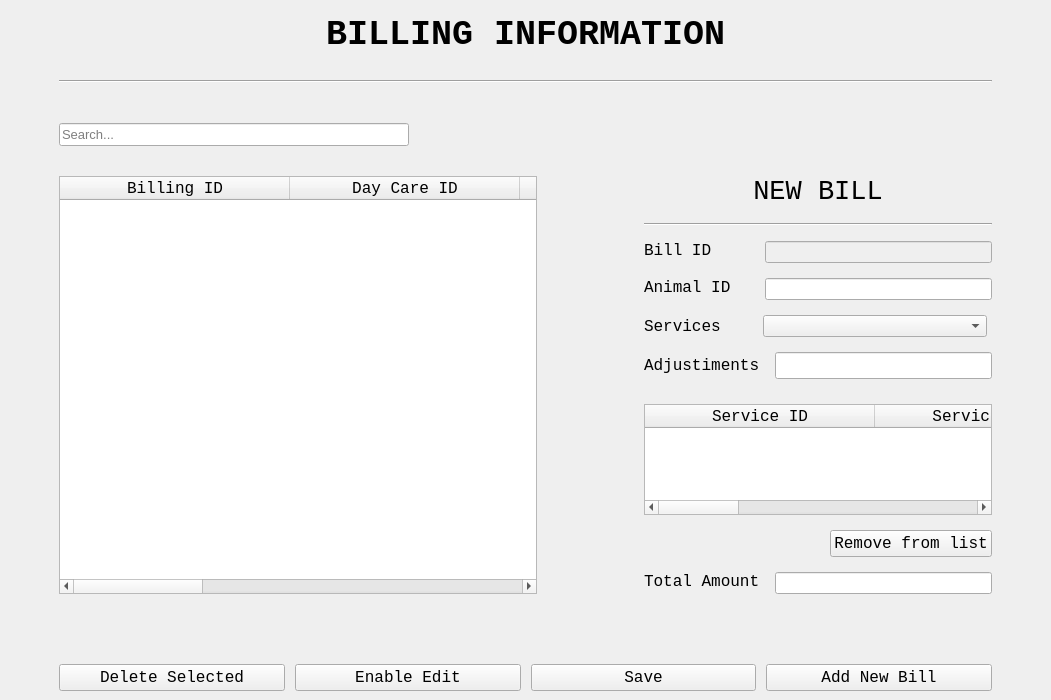
This is BillingUI.ui in ASNaeem/Simple-VCMS as Qt 5 draws it before an edit. The edited form follows.
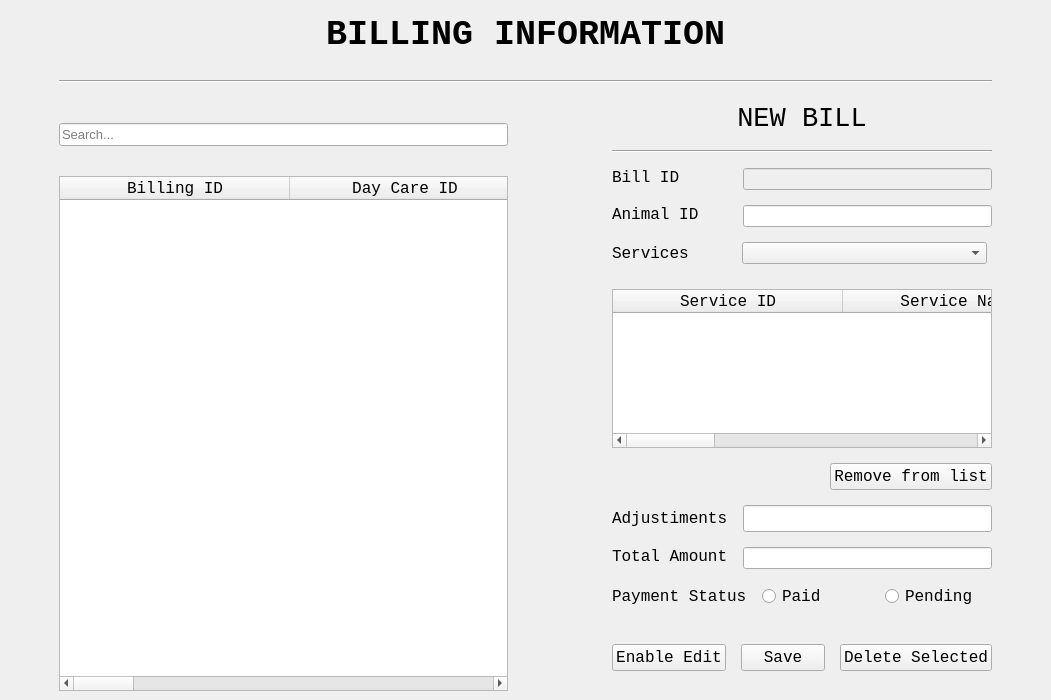
This is the edited form.

```diff
--- a/BillingUI.ui
+++ b/BillingUI.ui
@@ -16,7 +16,7 @@
   <widget class="QWidget" name="centralwidget">
    <layout class="QVBoxLayout" name="verticalLayout_2">
     <item>
-     <layout class="QVBoxLayout" name="verticalLayout_4" stretch="0,0,10,90,0,10">
+     <layout class="QVBoxLayout" name="verticalLayout_4" stretch="0,0,90">
       <property name="spacing">
        <number>20</number>
       </property>
@@ -74,7 +74,11 @@
        </widget>
       </item>
       <item>
-       <layout class="QHBoxLayout" name="horizontalLayout" stretch="30,50">
+       <layout class="QHBoxLayout" name="horizontalLayout_8" stretch="45,10,45">
+        <item>
+         <layout class="QVBoxLayout" name="verticalLayout_3">
+          <item>
+           <layout class="QHBoxLayout" name="horizontalLayout" stretch="0">
         <property name="topMargin">
          <number>20</number>
         </property>
@@ -96,23 +100,8 @@
           </property>
          </widget>
         </item>
-        <item>
-         <spacer name="horizontalSpacer_3">
-          <property name="orientation">
-           <enum>Qt::Horizontal</enum>
-          </property>
-          <property name="sizeHint" stdset="0">
-           <size>
-            <width>40</width>
-            <height>20</height>
-           </size>
-          </property>
-         </spacer>
-        </item>
-       </layout>
-      </item>
-      <item>
-       <layout class="QHBoxLayout" name="horizontalLayout_8" stretch="55,10,40">
+           </layout>
+          </item>
         <item>
          <widget class="QTableWidget" name="table_bill">
           <property name="minimumSize">
@@ -224,6 +213,8 @@
           </column>
          </widget>
         </item>
+         </layout>
+        </item>
         <item>
          <spacer name="horizontalSpacer">
           <property name="orientation">
@@ -238,7 +229,7 @@
          </spacer>
         </item>
         <item>
-         <layout class="QVBoxLayout" name="verticalLayout_5">
+         <layout class="QVBoxLayout" name="verticalLayout_5" stretch="5,5,5,5,40,5,5,5,5,5,0">
           <property name="spacing">
            <number>15</number>
           </property>
@@ -356,7 +347,7 @@
              <number>5</number>
             </property>
             <property name="bottomMargin">
-             <number>0</number>
+             <number>10</number>
             </property>
             <item>
              <widget class="QLabel" name="AvailabilityLebel">
@@ -389,36 +380,6 @@
             </item>
            </layout>
           </item>
-          <item>
-           <layout class="QHBoxLayout" name="horizontalLayout_7" stretch="7,15">
-            <property name="bottomMargin">
-             <number>10</number>
-            </property>
-            <item>
-             <widget class="QLabel" name="label_2">
-              <property name="font">
-               <font>
-                <family>Courier New</family>
-                <pointsize>12</pointsize>
-               </font>
-              </property>
-              <property name="text">
-               <string>Adjustiments</string>
-              </property>
-             </widget>
-            </item>
-            <item>
-             <widget class="QLineEdit" name="line_other_expenses">
-              <property name="font">
-               <font>
-                <family>Courier New</family>
-                <pointsize>12</pointsize>
-               </font>
-              </property>
-             </widget>
-            </item>
-           </layout>
-          </item>
           <item>
            <layout class="QHBoxLayout" name="horizontalLayout_6" stretch="15">
             <item>
@@ -524,7 +485,37 @@
            </layout>
           </item>
           <item>
-           <layout class="QHBoxLayout" name="horizontalLayout_4" stretch="30,64">
+           <layout class="QHBoxLayout" name="horizontalLayout_7" stretch="7,15">
+            <property name="bottomMargin">
+             <number>0</number>
+            </property>
+            <item>
+             <widget class="QLabel" name="label_2">
+              <property name="font">
+               <font>
+                <family>Courier New</family>
+                <pointsize>12</pointsize>
+               </font>
+              </property>
+              <property name="text">
+               <string>Adjustiments</string>
+              </property>
+             </widget>
+            </item>
+            <item>
+             <widget class="QLineEdit" name="line_other_expenses">
+              <property name="font">
+               <font>
+                <family>Courier New</family>
+                <pointsize>12</pointsize>
+               </font>
+              </property>
+             </widget>
+            </item>
+           </layout>
+          </item>
+          <item>
+           <layout class="QHBoxLayout" name="horizontalLayout_4" stretch="7,15">
             <item>
              <widget class="QLabel" name="CostLebel">
               <property name="font">
@@ -544,7 +535,7 @@
             <item>
              <widget class="QLineEdit" name="line_bill_cost">
               <property name="sizePolicy">
-               <sizepolicy hsizetype="Expanding" vsizetype="Preferred">
+               <sizepolicy hsizetype="Preferred" vsizetype="Preferred">
                 <horstretch>0</horstretch>
                 <verstretch>0</verstretch>
                </sizepolicy>
@@ -552,6 +543,77 @@
              </widget>
             </item>
            </layout>
+          </item>
+          <item>
+           <layout class="QHBoxLayout" name="horizontalLayout_13" stretch="7,15">
+            <item>
+             <layout class="QHBoxLayout" name="horizontalLayout_11">
+              <item>
+               <widget class="QLabel" name="label_3">
+                <property name="sizePolicy">
+                 <sizepolicy hsizetype="Preferred" vsizetype="Preferred">
+                  <horstretch>0</horstretch>
+                  <verstretch>0</verstretch>
+                 </sizepolicy>
+                </property>
+                <property name="font">
+                 <font>
+                  <family>Courier New</family>
+                  <pointsize>12</pointsize>
+                 </font>
+                </property>
+                <property name="text">
+                 <string>Payment Status</string>
+                </property>
+               </widget>
+              </item>
+             </layout>
+            </item>
+            <item>
+             <layout class="QHBoxLayout" name="horizontalLayout_12">
+              <item>
+               <widget class="QRadioButton" name="rb_paid">
+                <property name="sizePolicy">
+                 <sizepolicy hsizetype="Minimum" vsizetype="Preferred">
+                  <horstretch>0</horstretch>
+                  <verstretch>0</verstretch>
+                 </sizepolicy>
+                </property>
+                <property name="font">
+                 <font>
+                  <family>Courier New</family>
+                  <pointsize>12</pointsize>
+                 </font>
+                </property>
+                <property name="text">
+                 <string>Paid</string>
+                </property>
+                <attribute name="buttonGroup">
+                 <string notr="true">buttonGroup</string>
+                </attribute>
+               </widget>
+              </item>
+              <item>
+               <widget class="QRadioButton" name="rb_pending">
+                <property name="sizePolicy">
+                 <sizepolicy hsizetype="Minimum" vsizetype="Preferred">
+                  <horstretch>0</horstretch>
+                  <verstretch>0</verstretch>
+                 </sizepolicy>
+                </property>
+                <property name="font">
+                 <font>
+                  <family>Courier New</family>
+                  <pointsize>12</pointsize>
+                 </font>
+                </property>
+                <property name="text">
+                 <string>Pending</string>
+                </property>
+                <attribute name="buttonGroup">
+                 <string notr="true">buttonGroup</string>
+                </attribute>
+               </widget>
           </item>
          </layout>
         </item>
@@ -571,29 +633,10 @@
        </spacer>
       </item>
       <item>
-       <layout class="QHBoxLayout" name="horizontalLayout_9">
-        <property name="spacing">
-         <number>10</number>
-        </property>
-        <property name="topMargin">
-         <number>10</number>
-        </property>
-        <item>
-         <widget class="QPushButton" name="button_bill_delete">
-          <property name="font">
-           <font>
-            <family>Courier New</family>
-            <pointsize>12</pointsize>
-           </font>
-          </property>
-          <property name="cursor">
-           <cursorShape>PointingHandCursor</cursorShape>
-          </property>
-          <property name="text">
-           <string>Delete Selected</string>
-          </property>
-         </widget>
-        </item>
+           <layout class="QHBoxLayout" name="horizontalLayout_14">
+            <property name="bottomMargin">
+             <number>20</number>
+            </property>
         <item>
          <widget class="QPushButton" name="button_bill_edit">
           <property name="font">
@@ -627,7 +670,7 @@
          </widget>
         </item>
         <item>
-         <widget class="QPushButton" name="button_bill_add">
+             <widget class="QPushButton" name="button_bill_delete">
           <property name="font">
            <font>
             <family>Courier New</family>
@@ -638,9 +681,13 @@
            <cursorShape>PointingHandCursor</cursorShape>
           </property>
           <property name="text">
-           <string>Add New Bill</string>
-          </property>
-         </widget>
+               <string>Delete Selected</string>
+              </property>
+             </widget>
+            </item>
+           </layout>
+          </item>
+         </layout>
         </item>
        </layout>
       </item>
```
Left out of the diff: 3 changed lines with no effect on the pictures. Lines whose indentation alone changed are shown as unchanged.
